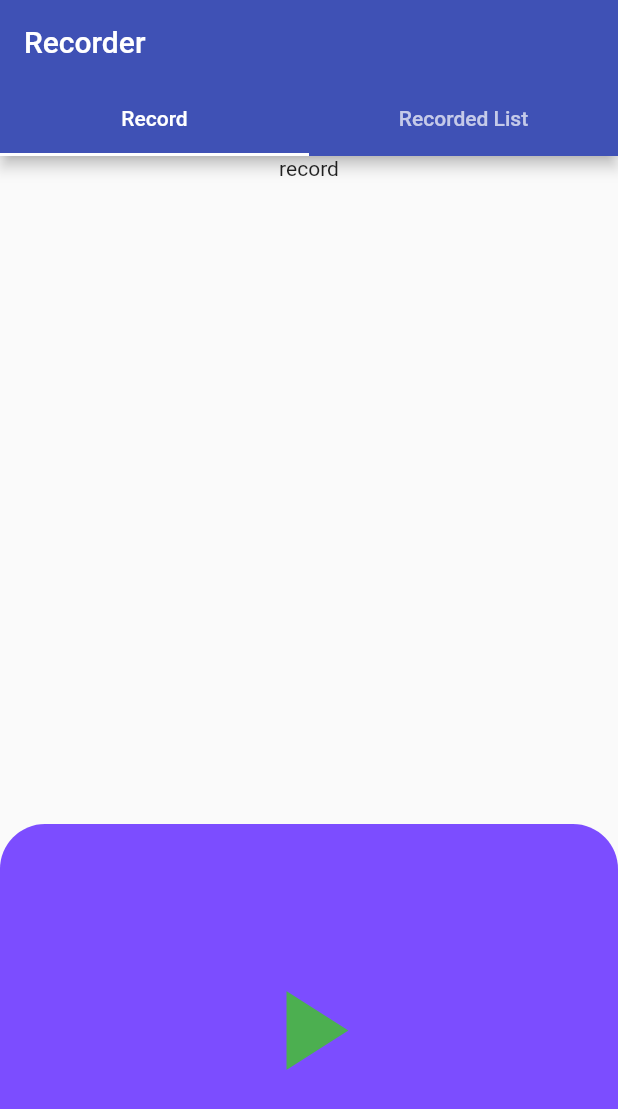
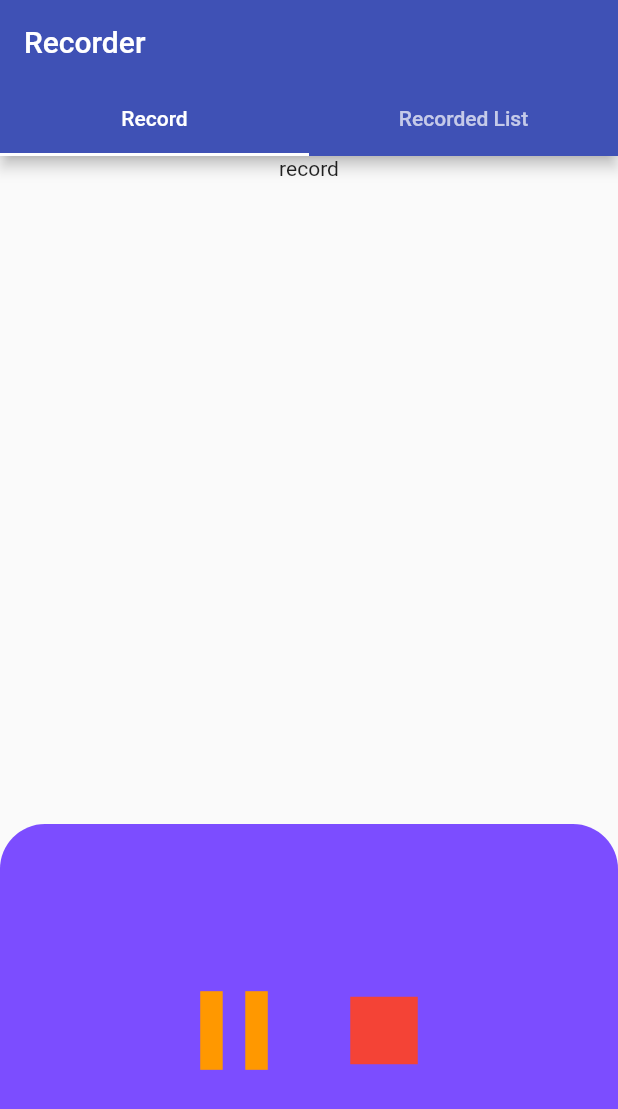
Before and after one commit to koorosh-k98/fun-recorder, a Flutter app: the screen it shows after launch, on a phone screen of 412 x 824 dp. Shown: the top 1109 px of the screen. Run offline on Flutter 3.47's test engine with Material 2 defaults, Android fonts, the phone set to English and light mode, and no system bars.

Commit message:
add pause and stop button

```diff
--- a/lib/screens/record.dart
+++ b/lib/screens/record.dart
@@ -23,6 +23,7 @@ class Record extends StatelessWidget {
           child: Row(
             mainAxisAlignment: MainAxisAlignment.center,
             children: [
+              if (1 == 2)
                 SizedBox(
                   height: 100,
                   width: 100,
@@ -36,6 +37,37 @@ class Record extends StatelessWidget {
                     onPressed: () {},
                   ),
                 )
+              else
+                Row(
+                  children: [
+                    SizedBox(
+                      height: 100,
+                      width: 100,
+                      child: IconButton(
+                        padding: EdgeInsets.zero,
+                        icon: const Icon(
+                          Icons.pause,
+                          size: 90,
+                          color: Colors.orange,
+                        ),
+                        onPressed: () {},
+                      ),
+                    ),
+                    SizedBox(
+                      height: 100,
+                      width: 100,
+                      child: IconButton(
+                        padding: EdgeInsets.zero,
+                        icon: const Icon(
+                          Icons.stop,
+                          size: 90,
+                          color: Colors.red,
+                        ),
+                        onPressed: () {},
+                      ),
+                    )
+                  ],
+                )
             ],
           ),
         )
```
Lines whose indentation alone changed are shown as unchanged.
